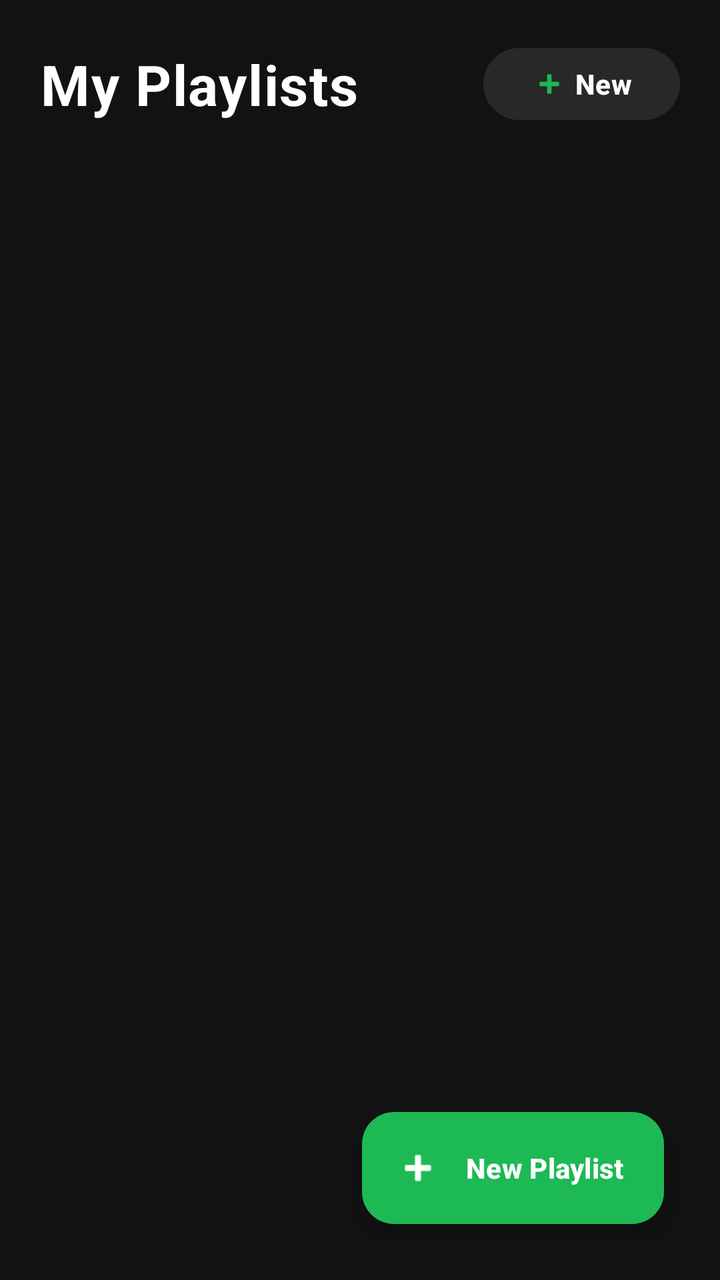
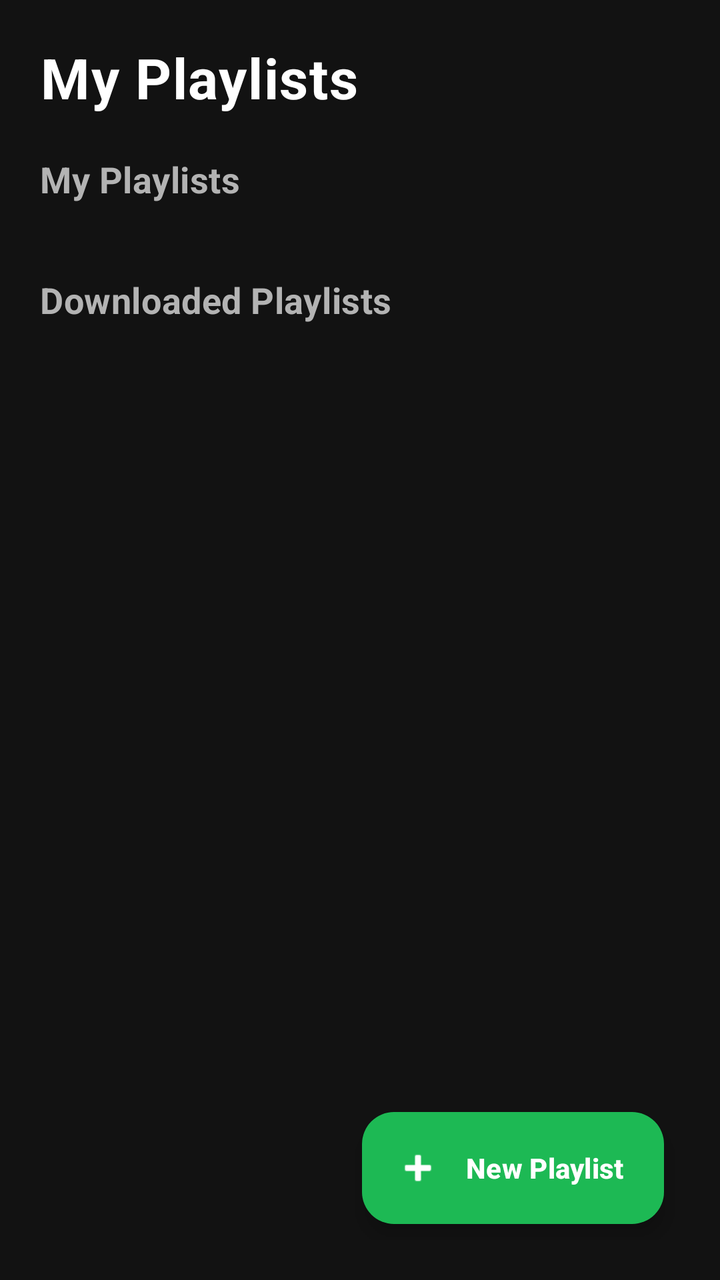

Before-and-after screenshots of an Android layout around one commit, followed by the original layout XML and the change that was made.
<!-- AndroidManifest.xml: application theme Theme.DSSMV_ProjectDroid_1230628_1222027 -->
<!-- res/layout/activity_playlist.xml -->
<?xml version="1.0" encoding="utf-8"?>
<RelativeLayout xmlns:android="http://schemas.android.com/apk/res/android"
                xmlns:app="http://schemas.android.com/apk/res-auto"
                android:id="@+id/main_playlist"
                android:layout_width="match_parent"
                android:layout_height="match_parent"
                android:background="#121212"
                android:padding="20dp">

    <LinearLayout
            android:id="@+id/headerLayout"
            android:layout_width="match_parent"
            android:layout_height="wrap_content"
            android:layout_alignParentTop="true"
            android:layout_marginBottom="20dp"
            android:gravity="center_vertical"
            android:orientation="horizontal">

        <TextView
                android:layout_width="0dp"
                android:layout_height="wrap_content"
                android:layout_weight="1"
                android:letterSpacing="0.02"
                android:text="My Playlists"
                android:textColor="#FFFFFF"
                android:textSize="28sp"
                android:textStyle="bold" />

        <com.google.android.material.button.MaterialButton
                android:id="@+id/btnAddPlaylist"
                android:layout_width="wrap_content"
                android:layout_height="44dp"
                android:text="New"
                android:textColor="#FFFFFF"
                android:textSize="14sp"
                android:textStyle="bold"
                app:backgroundTint="#282828"
                app:cornerRadius="22dp"
                app:icon="@android:drawable/ic_input_add"
                app:iconGravity="textStart"
                app:iconPadding="4dp"
                app:iconTint="#1DB954" />
    </LinearLayout>

    <androidx.recyclerview.widget.RecyclerView
            android:id="@+id/recyclerPlaylists"
            android:layout_width="match_parent"
            android:layout_height="match_parent"
            android:layout_below="@id/headerLayout"
            android:clipToPadding="false"
            android:paddingBottom="80dp"
            android:scrollbars="vertical" />

    <com.google.android.material.floatingactionbutton.ExtendedFloatingActionButton
            android:id="@+id/fabAddPlaylist"
            android:layout_width="wrap_content"
            android:layout_height="wrap_content"
            android:layout_alignParentEnd="true"
            android:layout_alignParentBottom="true"
            android:layout_marginEnd="8dp"
            android:layout_marginBottom="8dp"
            android:contentDescription="Criar Playlist"
            android:text="New Playlist"
            android:textColor="#FFFFFF"
            android:textStyle="bold"
            app:backgroundTint="#1DB954"
            app:icon="@android:drawable/ic_input_add"
            app:iconTint="#FFFFFF" />

</RelativeLayout>
<!-- resources referenced by this layout -->
<resources>
  <style name="Theme.DSSMV_ProjectDroid_1230628_1222027" parent="Base.Theme.DSSMV_ProjectDroid_1230628_1222027" />
  <style name="Base.Theme.DSSMV_ProjectDroid_1230628_1222027" parent="Theme.Material3.DayNight.NoActionBar">
          
          
      </style>
</resources>

<!-- the commit's change to res/layout/activity_playlist.xml (unified diff, before → after) -->
@@ -26,30 +26,56 @@
                 android:textSize="28sp"
                 android:textStyle="bold" />
 
-        <com.google.android.material.button.MaterialButton
-                android:id="@+id/btnAddPlaylist"
-                android:layout_width="wrap_content"
-                android:layout_height="44dp"
-                android:text="New"
-                android:textColor="#FFFFFF"
-                android:textSize="14sp"
-                android:textStyle="bold"
-                app:backgroundTint="#282828"
-                app:cornerRadius="22dp"
-                app:icon="@android:drawable/ic_input_add"
-                app:iconGravity="textStart"
-                app:iconPadding="4dp"
-                app:iconTint="#1DB954" />
     </LinearLayout>
 
-    <androidx.recyclerview.widget.RecyclerView
-            android:id="@+id/recyclerPlaylists"
+    <androidx.core.widget.NestedScrollView
             android:layout_width="match_parent"
             android:layout_height="match_parent"
             android:layout_below="@id/headerLayout"
             android:clipToPadding="false"
             android:paddingBottom="80dp"
-            android:scrollbars="vertical" />
+            android:scrollbars="none">
+
+        <LinearLayout
+                android:layout_width="match_parent"
+                android:layout_height="wrap_content"
+                android:orientation="vertical">
+
+            <TextView
+                    android:layout_width="wrap_content"
+                    android:layout_height="wrap_content"
+                    android:layout_marginBottom="12dp"
+                    android:letterSpacing="0.01"
+                    android:text="My Playlists"
+                    android:textColor="#B3B3B3"
+                    android:textSize="18sp"
+                    android:textStyle="bold" />
+
+            <androidx.recyclerview.widget.RecyclerView
+                    android:id="@+id/recyclerMyPlaylists"
+                    android:layout_width="match_parent"
+                    android:layout_height="wrap_content"
+                    android:nestedScrollingEnabled="false"
+                    android:layout_marginBottom="24dp" />
+
+            <TextView
+                    android:layout_width="wrap_content"
+                    android:layout_height="wrap_content"
+                    android:layout_marginBottom="12dp"
+                    android:letterSpacing="0.01"
+                    android:text="Downloaded Playlists"
+                    android:textColor="#B3B3B3"
+                    android:textSize="18sp"
+                    android:textStyle="bold" />
+
+            <androidx.recyclerview.widget.RecyclerView
+                    android:id="@+id/recyclerDownloadedPlaylists"
+                    android:layout_width="match_parent"
+                    android:layout_height="wrap_content"
+                    android:nestedScrollingEnabled="false" />
+
+        </LinearLayout>
+    </androidx.core.widget.NestedScrollView>
 
     <com.google.android.material.floatingactionbutton.ExtendedFloatingActionButton
             android:id="@+id/fabAddPlaylist"
